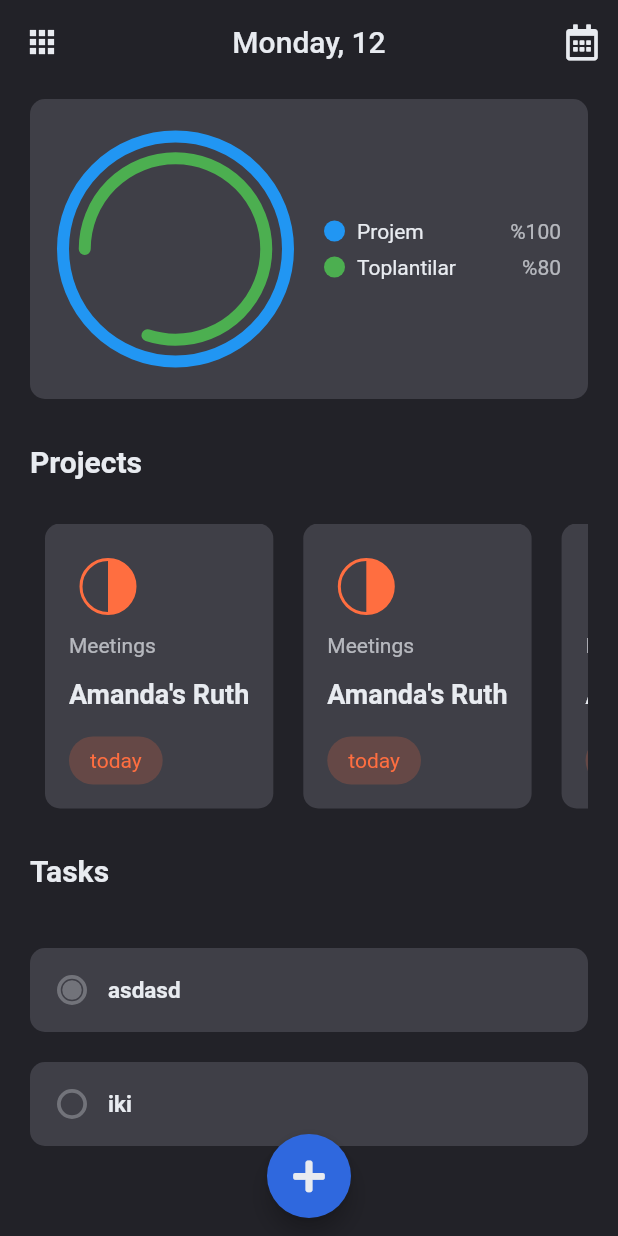
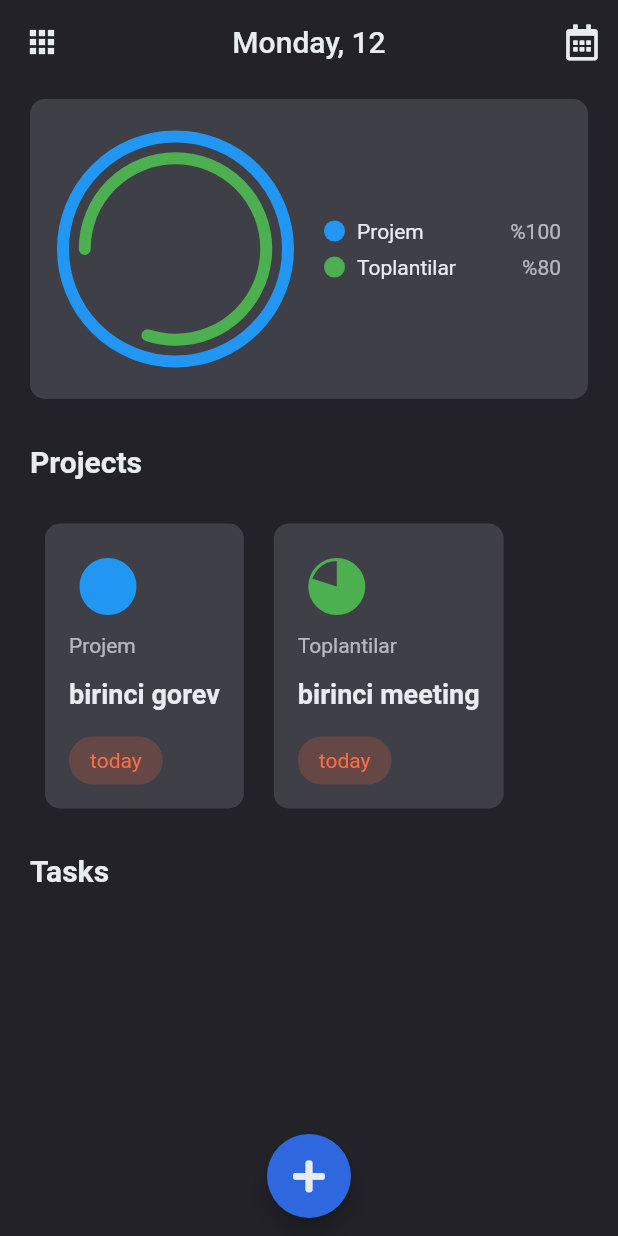
Before and after one commit to oguzhan2142/todo, a Flutter app: the screen it shows after launch, on a phone screen of 412 x 824 dp. Run offline on Flutter 3.47's test engine with Material 2 defaults, Android fonts, the phone set to English and light mode, and no system bars; drawn by our look-alikes of pie_chart, sleek_circular_slider; our stand-ins replace flutter_mobx, font_awesome_flutter, mobx; generated files the repository leaves out were written again.

Commit message:
print last task by date

```diff
--- a/lib/models/project.dart
+++ b/lib/models/project.dart
@@ -13,4 +13,11 @@ class Project {
     if (tasks.isEmpty) return 0;
     return checkedTasks.length / tasks.length;
   }
+
+  Task getClosest() {
+    var copyTasks = [];
+    copyTasks.addAll(tasks);
+    copyTasks.sort((a, b) => b.time.compareTo(a.time));
+    return tasks.first;
+  }
 }
--- a/lib/models/task.dart
+++ b/lib/models/task.dart
@@ -1,9 +1,17 @@
 class Task {
   final String content;
-  bool isChecked;
+  final DateTime time;
+  final bool isChecked;
 
   Task({
+    required this.time,
     required this.content,
     this.isChecked = false,
   });
+
+  @override
+  String toString() {
+
+    return content;
+  }
 }
--- a/lib/screens/home_screen/widgets/projects/projects.dart
+++ b/lib/screens/home_screen/widgets/projects/projects.dart
@@ -8,13 +8,9 @@ class Projects extends StatelessWidget {
     return SingleChildScrollView(
       scrollDirection: Axis.horizontal,
       child: Row(
-        children: [
-          ProjectCard(),
-          ProjectCard(),
-          ProjectCard(),
-          ProjectCard(),
-        ],
-      ),
+          children: DataState.state.projects
+              .map((element) => ProjectCard(project: element))
+              .toList()),
     );
   }
 }
--- a/lib/screens/home_screen/widgets/projects/widgets/project_card.dart
+++ b/lib/screens/home_screen/widgets/projects/widgets/project_card.dart
@@ -1,12 +1,15 @@
 import 'package:flutter/material.dart';
-import 'package:pie_chart/pie_chart.dart';
-import 'package:sleek_circular_slider/sleek_circular_slider.dart';
 import 'package:todo/constants/colors.dart';
 import 'package:todo/constants/values.dart';
+import 'package:todo/models/project.dart';
 import 'package:todo/screens/home_screen/widgets/projects/widgets/pie_progress_indicator.dart';
 import 'package:todo/screens/home_screen/widgets/projects/widgets/time_widget.dart';
 
 class ProjectCard extends StatelessWidget {
+  final Project project;
+
+  const ProjectCard({Key? key, required this.project}) : super(key: key);
+
   @override
   Widget build(BuildContext context) {
     return Container(
@@ -22,19 +25,19 @@ class ProjectCard extends StatelessWidget {
         crossAxisAlignment: CrossAxisAlignment.start,
         children: [
           PieProgressIndicator(
-            color: Colors.deepOrangeAccent,
-            progress: 50,
+            color: project.color,
+            progress: project.getPercentage() * 100,
           ),
           SizedBox(height: 5),
           Text(
-            'Meetings',
+            project.name,
             style: TextStyle(
               color: AppColor.white.withOpacity(0.7),
             ),
           ),
           SizedBox(height: 14),
           Text(
-            'Amanda\'s Ruth',
+            project.getClosest().content,
             style: TextStyle(
               fontSize: 18,
               color: AppColor.white,
--- a/lib/screens/home_screen/widgets/tasks/tasks.dart
+++ b/lib/screens/home_screen/widgets/tasks/tasks.dart
@@ -9,8 +9,8 @@ class Tasks extends StatelessWidget {
       mainAxisSize: MainAxisSize.min,
       crossAxisAlignment: CrossAxisAlignment.start,
       children: [
-        TaskTile(task: Task(content: 'asdasd', isChecked: true)),
-        TaskTile(task: Task(content: 'iki', isChecked: false)),
+        // TaskTile(task: Task(content: 'asdasd', isChecked: true)),
+        // TaskTile(task: Task(content: 'iki', isChecked: false)),
       ],
     );
   }
--- a/lib/state/data_state.dart
+++ b/lib/state/data_state.dart
@@ -9,19 +9,39 @@ class DataState extends _DataState with _$DataState {
   DataState._() {
     var projem = Project(Colors.blue, 'Projem');
     projem.tasks.addAll([
-      Task(content: 'birinci gorev', isChecked: true),
-      Task(content: 'ikinci gorev', isChecked: true),
+      Task(
+          content: 'birinci gorev',
+          isChecked: true,
+          time: DateTime.fromMillisecondsSinceEpoch(34000000000)),
+      Task(
+          content: 'ikinci gorev',
+          isChecked: true,
+          time: DateTime.fromMillisecondsSinceEpoch(40000000000)),
     ]);
 
     projects.add(projem);
 
     var meetings = Project(Colors.green, 'Toplantilar');
     meetings.tasks.addAll([
-      Task(content: 'birinci meeting'),
-      Task(content: 'ikinci meeting', isChecked: true),
-      Task(content: 'ikinci meeting', isChecked: true),
-      Task(content: 'ikinci meeting', isChecked: true),
-      Task(content: 'ikinci meeting', isChecked: true),
+      Task(
+          content: 'birinci meeting',
+          time: DateTime.fromMillisecondsSinceEpoch(20000000000)),
+      Task(
+          content: '2 meeting',
+          isChecked: true,
+          time: DateTime.fromMillisecondsSinceEpoch(30000000000)),
+      Task(
+          content: '3 meeting',
+          isChecked: true,
+          time: DateTime.fromMillisecondsSinceEpoch(40000000000)),
+      Task(
+          content: '4 meeting',
+          isChecked: true,
+          time: DateTime.fromMillisecondsSinceEpoch(23000000000)),
+      Task(
+          content: '5 meeting',
+          isChecked: true,
+          time: DateTime.fromMillisecondsSinceEpoch(50000000000)),
     ]);
     projects.add(meetings);
   }
```
